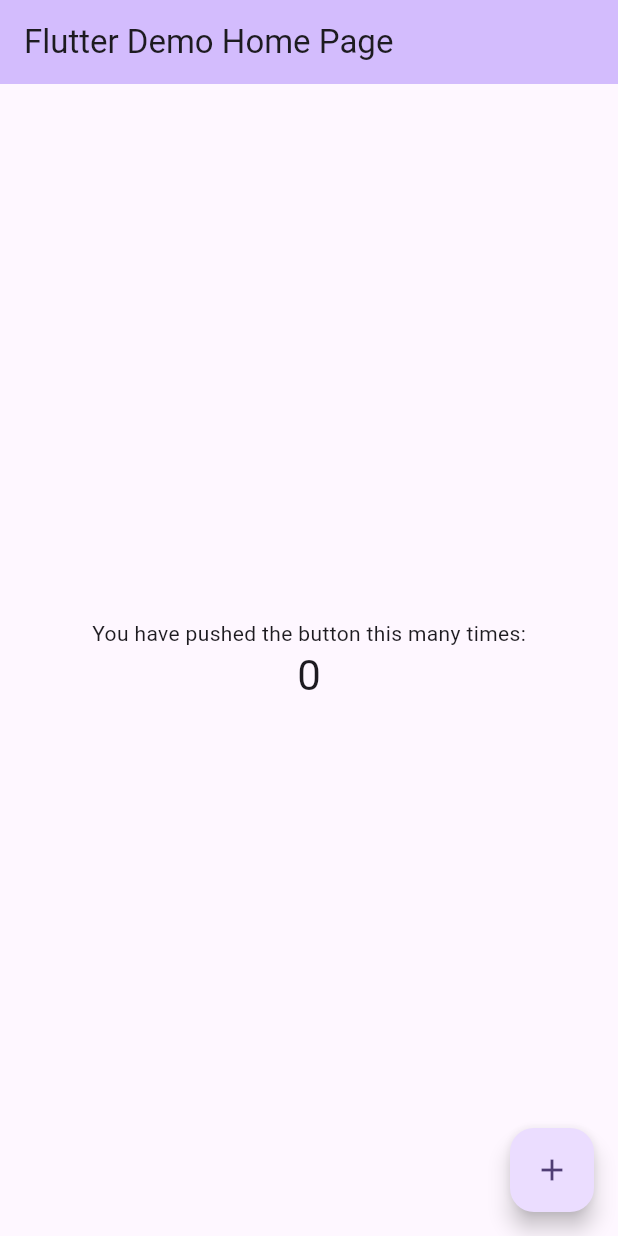
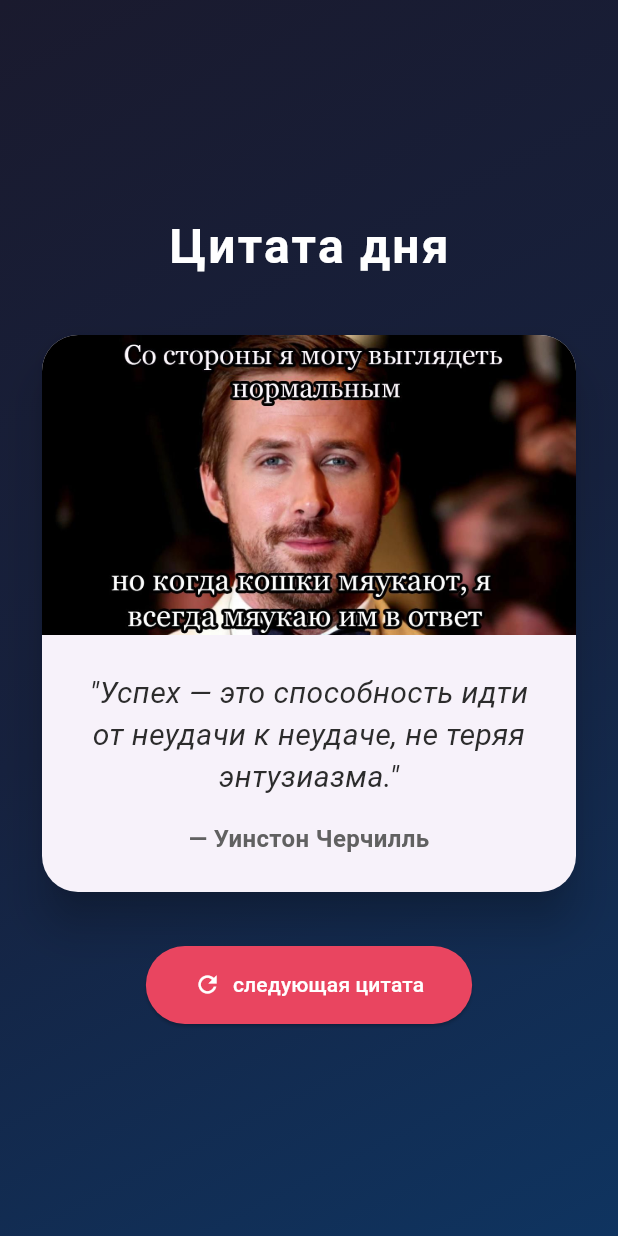
Before and after one commit to Alexandraa19/Flutter_Lab06, a Flutter app: the screen it shows after launch, on a phone screen of 412 x 824 dp. Run offline on Flutter 3.47's test engine with Material 3 defaults, Android fonts, the phone set to English and light mode, and no system bars.

Commit message:
Add README with description, screenshots and answers

```diff
--- /dev/null
+++ b/lib/gradient_background.dart
@@ -0,0 +1,25 @@
+import 'package:flutter/material.dart';
+
+class GradientBackground extends StatelessWidget {
+  final Widget child;
+
+  const GradientBackground({super.key, required this.child});
+
+  @override
+  Widget build(BuildContext context) {
+    return Container(
+      decoration: const BoxDecoration(
+        gradient: LinearGradient(
+          begin: Alignment.topLeft,
+          end: Alignment.bottomRight,
+          colors: [
+            Color(0xFF1A1A2E),
+            Color(0xFF16213E),
+            Color(0xFF0F3460),
+          ],
+        ),
+      ),
+      child: child,
+    );
+  }
+}
--- a/lib/main.dart
+++ b/lib/main.dart
@@ -1,122 +1,23 @@
 import 'package:flutter/material.dart';
+import 'quote_screen.dart';
 
 void main() {
-  runApp(const MyApp());
+  runApp(const QuoteApp());
 }
 
-class MyApp extends StatelessWidget {
-  const MyApp({super.key});
+class QuoteApp extends StatelessWidget {
+  const QuoteApp({super.key});
 
-  // This widget is the root of your application.
   @override
   Widget build(BuildContext context) {
     return MaterialApp(
-      title: 'Flutter Demo',
+      title: 'цитата дня',
+      debugShowCheckedModeBanner: false,
       theme: ThemeData(
-        // This is the theme of your application.
-        //
-        // TRY THIS: Try running your application with "flutter run". You'll see
-        // the application has a purple toolbar. Then, without quitting the app,
-        // try changing the seedColor in the colorScheme below to Colors.green
-        // and then invoke "hot reload" (save your changes or press the "hot
-        // reload" button in a Flutter-supported IDE, or press "r" if you used
-        // the command line to start the app).
-        //
-        // Notice that the counter didn't reset back to zero; the application
-        // state is not lost during the reload. To reset the state, use hot
-        // restart instead.
-        //
-        // This works for code too, not just values: Most code changes can be
-        // tested with just a hot reload.
-        colorScheme: .fromSeed(seedColor: Colors.deepPurple),
+        primarySwatch: Colors.blue,
+        useMaterial3: true,
       ),
-      home: const MyHomePage(title: 'Flutter Demo Home Page'),
+      home: const QuoteScreen(),
     );
   }
 }
-
-class MyHomePage extends StatefulWidget {
-  const MyHomePage({super.key, required this.title});
-
-  // This widget is the home page of your application. It is stateful, meaning
-  // that it has a State object (defined below) that contains fields that affect
-  // how it looks.
-
-  // This class is the configuration for the state. It holds the values (in this
-  // case the title) provided by the parent (in this case the App widget) and
-  // used by the build method of the State. Fields in a Widget subclass are
-  // always marked "final".
-
-  final String title;
-
-  @override
-  State<MyHomePage> createState() => _MyHomePageState();
-}
-
-class _MyHomePageState extends State<MyHomePage> {
-  int _counter = 0;
-
-  void _incrementCounter() {
-    setState(() {
-      // This call to setState tells the Flutter framework that something has
-      // changed in this State, which causes it to rerun the build method below
-      // so that the display can reflect the updated values. If we changed
-      // _counter without calling setState(), then the build method would not be
-      // called again, and so nothing would appear to happen.
-      _counter++;
-    });
-  }
-
-  @override
-  Widget build(BuildContext context) {
-    // This method is rerun every time setState is called, for instance as done
-    // by the _incrementCounter method above.
-    //
-    // The Flutter framework has been optimized to make rerunning build methods
-    // fast, so that you can just rebuild anything that needs updating rather
-    // than having to individually change instances of widgets.
-    return Scaffold(
-      appBar: AppBar(
-        // TRY THIS: Try changing the color here to a specific color (to
-        // Colors.amber, perhaps?) and trigger a hot reload to see the AppBar
-        // change color while the other colors stay the same.
-        backgroundColor: Theme.of(context).colorScheme.inversePrimary,
-        // Here we take the value from the MyHomePage object that was created by
-        // the App.build method, and use it to set our appbar title.
-        title: Text(widget.title),
-      ),
-      body: Center(
-        // Center is a layout widget. It takes a single child and positions it
-        // in the middle of the parent.
-        child: Column(
-          // Column is also a layout widget. It takes a list of children and
-          // arranges them vertically. By default, it sizes itself to fit its
-          // children horizontally, and tries to be as tall as its parent.
-          //
-          // Column has various properties to control how it sizes itself and
-          // how it positions its children. Here we use mainAxisAlignment to
-          // center the children vertically; the main axis here is the vertical
-          // axis because Columns are vertical (the cross axis would be
-          // horizontal).
-          //
-          // TRY THIS: Invoke "debug painting" (choose the "Toggle Debug Paint"
-          // action in the IDE, or press "p" in the console), to see the
-          // wireframe for each widget.
-          mainAxisAlignment: .center,
-          children: [
-            const Text('You have pushed the button this many times:'),
-            Text(
-              '$_counter',
-              style: Theme.of(context).textTheme.headlineMedium,
-            ),
-          ],
-        ),
-      ),
-      floatingActionButton: FloatingActionButton(
-        onPressed: _incrementCounter,
-        tooltip: 'Increment',
-        child: const Icon(Icons.add),
-      ),
-    );
-  }
-}
--- /dev/null
+++ b/lib/quote_card.dart
@@ -0,0 +1,58 @@
+import 'package:flutter/material.dart';
+import 'quote_data.dart';
+
+class QuoteCard extends StatelessWidget {
+  final Quote quote;
+
+  const QuoteCard({super.key, required this.quote});
+
+  @override
+  Widget build(BuildContext context) {
+    return Card(
+      elevation: 12,
+      shape: RoundedRectangleBorder(
+        borderRadius: BorderRadius.circular(24),
+      ),
+      clipBehavior: Clip.antiAlias,
+      child: SingleChildScrollView(
+        child: Column(
+          mainAxisSize: MainAxisSize.min,
+          children: [
+
+            Image.asset(
+              quote.imagePath,
+              width: double.infinity,
+              fit: BoxFit.fitWidth,
+            ),
+            Padding(
+              padding: const EdgeInsets.all(24),
+              child: Column(
+                children: [
+                  Text(
+                    '"${quote.text}"',
+                    style: const TextStyle(
+                      fontSize: 20,
+                      fontStyle: FontStyle.italic,
+                      height: 1.4,
+                      color: Color(0xFF2C2C2C),
+                    ),
+                    textAlign: TextAlign.center,
+                  ),
+                  const SizedBox(height: 16),
+                  Text(
+                    '— ${quote.author}',
+                    style: TextStyle(
+                      fontSize: 16,
+                      fontWeight: FontWeight.w600,
+                      color: Colors.grey[700],
+                    ),
+                  ),
+                ],
+              ),
+            ),
+          ],
+        ),
+      ),
+    );
+  }
+}
--- /dev/null
+++ b/lib/quote_data.dart
@@ -0,0 +1,36 @@
+import 'dart:math';
+
+class Quote {
+  final String text;
+  final String author;
+  final String imagePath;
+
+  const Quote({
+    required this.text,
+    required this.author,
+    required this.imagePath,
+  });
+}
+
+const List<Quote> quotes = [
+  Quote(
+    text: 'Единственный способ делать великие дела — любить то, что вы делаете.',
+    author: 'Стив Джобс',
+    imagePath: 'assets/images/1.jpg',
+  ),
+  Quote(
+    text: 'Успех — это способность идти от неудачи к неудаче, не теряя энтузиазма.',
+    author: 'Уинстон Черчилль',
+    imagePath: 'assets/images/2.jpg',
+  ),
+  Quote(
+    text: 'Будущее принадлежит тем, кто верит в красоту своей мечты.',
+    author: 'Элеонора Рузвельт',
+    imagePath: 'assets/images/3.jpg',
+  ),
+];
+
+Quote getRandomQuote() {
+  final random = Random();
+  return quotes[random.nextInt(quotes.length)];
+}
--- /dev/null
+++ b/lib/quote_screen.dart
@@ -0,0 +1,75 @@
+import 'package:flutter/material.dart';
+import 'quote_data.dart';
+import 'quote_card.dart';
+import 'gradient_background.dart';
+
+class QuoteScreen extends StatefulWidget {
+  const QuoteScreen({super.key});
+
+  @override
+  State<QuoteScreen> createState() => _QuoteScreenState();
+}
+
+class _QuoteScreenState extends State<QuoteScreen> {
+  late Quote _currentQuote;
+
+  @override
+  void initState() {
+    super.initState();
+    _currentQuote = getRandomQuote();
+  }
+
+  void _showNextQuote() {
+    setState(() {
+      _currentQuote = getRandomQuote();
+    });
+  }
+
+  @override
+  Widget build(BuildContext context) {
+    return Scaffold(
+      body: GradientBackground(
+        child: SafeArea(
+          child: Center(
+            child: SingleChildScrollView(
+              padding: const EdgeInsets.all(24),
+              child: Column(
+                mainAxisAlignment: MainAxisAlignment.center,
+                children: [
+                  const Text(
+                    'Цитата дня',
+                    style: TextStyle(
+                      fontSize: 32,
+                      fontWeight: FontWeight.bold,
+                      color: Colors.white,
+                      letterSpacing: 1.5,
+                    ),
+                  ),
+                  const SizedBox(height: 32),
+                  QuoteCard(quote: _currentQuote),
+                  const SizedBox(height: 32),
+                  ElevatedButton.icon(
+                    onPressed: _showNextQuote,
+                    icon: const Icon(Icons.refresh),
+                    label: const Text('следующая цитата'),
+                    style: ElevatedButton.styleFrom(
+                      backgroundColor: const Color(0xFFE94560),
+                      foregroundColor: Colors.white,
+                      padding: const EdgeInsets.symmetric(
+                        horizontal: 32,
+                        vertical: 16,
+                      ),
+                      shape: RoundedRectangleBorder(
+                        borderRadius: BorderRadius.circular(30),
+                      ),
+                    ),
+                  ),
+                ],
+              ),
+            ),
+          ),
+        ),
+      ),
+    );
+  }
+}
--- a/pubspec.yaml
+++ b/pubspec.yaml
@@ -59,7 +59,7 @@ flutter:
   # The following line ensures that the Material Icons font is
   # included with your application, so that you can use the icons in
   # the material Icons class.
-  uses-material-design: true
+
 
   # To add assets to your application, add an assets section, like this:
   # assets:
```
Also changed, not shown: img/step6.png (added), img/step61.png (added), img/step62.png (added), 1 other file.
